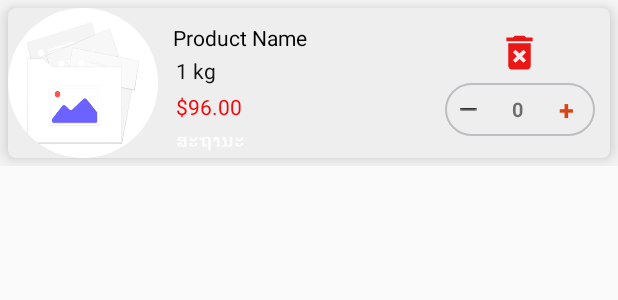
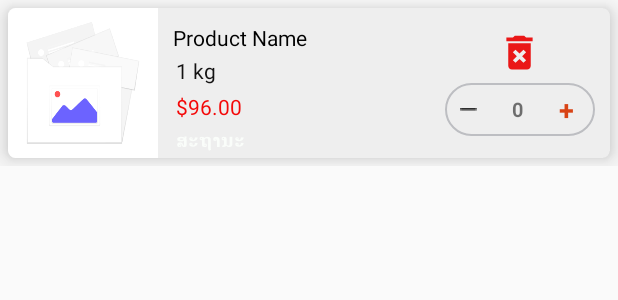
Before and after one commit to touyphongkeo/posposs, an Android app: the layout cart_product_item.xml on its own in the app's theme, with its tools: preview values and no code run, on a phone screen of 412 x 824 dp. Shown: the top 300 px of the screen. Run offline under Robolectric (Android 15) with nearby library versions, the phone set to English and light mode, and no system bars.

Commit message:
ມີການແກ້ໄຂ 01-03-2023

```diff
--- a/app/build.gradle
+++ b/app/build.gradle
@@ -2,7 +2,7 @@ apply plugin: 'com.android.application'
 
 android {
     compileSdkVersion 30
-    buildToolsVersion '29.0.3'
+    buildToolsVersion '30.0.3'
     defaultConfig {
         applicationId "com.app.pospos"
         minSdkVersion 23
--- a/app/src/main/java/com/app/pospos/HomeActivity.java
+++ b/app/src/main/java/com/app/pospos/HomeActivity.java
@@ -134,6 +134,8 @@ public class HomeActivity extends BaseActivity {
                 startActivity(intent);
             }
         });
+
+
 
         card_table.setOnClickListener(new View.OnClickListener() {
             @Override
--- a/app/src/main/java/com/app/pospos/adapter/CartAdapter.java
+++ b/app/src/main/java/com/app/pospos/adapter/CartAdapter.java
@@ -219,7 +219,7 @@ public class CartAdapter extends RecyclerView.Adapter<CartAdapter.MyViewHolder>
     public static class MyViewHolder extends RecyclerView.ViewHolder {
     TextView txt_item_name,txt_weight,txtQtyNumber,txtPlus,txt_minus,txt_price;
     ImageView img_delete;
-    CircleImageView cart_product_image;
+    ImageView cart_product_image;
     public MyViewHolder(View itemView) {
     super(itemView);
             txt_item_name = itemView.findViewById(R.id.txt_item_name);
--- a/app/src/main/java/com/app/pospos/adapter/CatgoryAdapter.java
+++ b/app/src/main/java/com/app/pospos/adapter/CatgoryAdapter.java
@@ -57,7 +57,7 @@ public class CatgoryAdapter extends RecyclerView.Adapter<CatgoryAdapter.MyViewHo
     @NonNull
     @Override
     public CatgoryAdapter.MyViewHolder onCreateViewHolder(@NonNull ViewGroup parent, int viewType) {
-        View view = LayoutInflater.from(parent.getContext()).inflate(R.layout.cartgory_item, parent, false);
+        View view = LayoutInflater.from(parent.getContext()).inflate(R.layout.category_item, parent, false);
         return new MyViewHolder(view);
     }
 
--- a/app/src/main/java/com/app/pospos/image/Get_imageshow.java
+++ b/app/src/main/java/com/app/pospos/image/Get_imageshow.java
@@ -20,6 +20,7 @@ import com.app.pospos.database.DatabaseAccess;
 import com.app.pospos.model.Product;
 import com.app.pospos.networking.ApiClient;
 import com.app.pospos.networking.ApiInterface;
+import com.app.pospos.pos.Pos2Activity;
 import com.app.pospos.pos.PosActivity;
 import com.app.pospos.utils.BaseActivity;
 import com.app.onlinesmartpos.R;
@@ -76,7 +77,7 @@ public class Get_imageshow extends BaseActivity {
         img_back.setOnClickListener(new View.OnClickListener() {
             @Override
             public void onClick(View view) {
-                Intent i = new Intent(Get_imageshow.this, PosActivity.class);
+                Intent i = new Intent(Get_imageshow.this, Pos2Activity.class);
                 startActivity(i);
             }
         });
--- a/app/src/main/java/com/app/pospos/pos/Pos2Activity.java
+++ b/app/src/main/java/com/app/pospos/pos/Pos2Activity.java
@@ -73,7 +73,9 @@ public class Pos2Activity extends BaseActivity {
 
         namess = findViewById(R.id.namess);
         img_back = findViewById(R.id.img_back);
-        namess.setText("ເລກໂຕະ: "  +Tbname);
+       // namess.setText("ເລກໂຕະ: "  +Tbname);
+        namess.setText("ຂາຍສີນຄ້າ: "  +Tbname);
+       // namess.setText("ເລກໂຕະ: ");
         table = findViewById(R.id.table);
         table.setText(SALE_BILL);
         mShimmerViewContainer = findViewById(R.id.shimmer_view_container);
--- a/app/src/main/java/com/app/pospos/pos/PosActivity.java
+++ b/app/src/main/java/com/app/pospos/pos/PosActivity.java
@@ -74,6 +74,7 @@ public class PosActivity extends BaseActivity {
         namess = findViewById(R.id.namess);
         img_back = findViewById(R.id.img_back);
         namess.setText("ຂາຍສີນຄ້າ: "  +Tbname);
+      //  namess.setText("ຂາຍສີນຄ້າ");
         table = findViewById(R.id.table);
         table.setText(currentDate+"XXX XXX");
         mShimmerViewContainer = findViewById(R.id.shimmer_view_container);
@@ -134,7 +135,7 @@ public class PosActivity extends BaseActivity {
 //====================================select product============================================================
         swipeToRefreshs.setOnRefreshListener(() -> {
             if (utils.isNetworkAvailable(PosActivity.this)) {
-                getProduct("");
+               getProduct("");
             } else{
                 Toasty.error(PosActivity.this, R.string.no_network_connection, Toast.LENGTH_SHORT).show();
             }
@@ -253,7 +254,6 @@ public class PosActivity extends BaseActivity {
 
     }//ກັບຄືນ
 
-
     //login method
 
     @Override
--- a/app/src/main/java/com/app/pospos/table/Mtable2Activity.java
+++ b/app/src/main/java/com/app/pospos/table/Mtable2Activity.java
@@ -71,7 +71,8 @@ public class Mtable2Activity extends BaseActivity {
         txtNoProducts.setVisibility(View.GONE);
         String currentDate = new SimpleDateFormat("dd-MM-yyyy", Locale.ENGLISH).format(new Date());
 
-        namess.setText("ລາຍການໂຕະ "+"ວັນທີ:"+currentDate);
+        //namess.setText("ລາຍການໂຕະ "+"ວັນທີ:"+currentDate);
+        namess.setText("ລາຍການໂຕະ ");
 
         img_back.setOnClickListener(new View.OnClickListener() {
             @Override
--- a/app/src/main/java/com/app/pospos/table/MtableActivity.java
+++ b/app/src/main/java/com/app/pospos/table/MtableActivity.java
@@ -45,7 +45,8 @@ public class MtableActivity extends BaseActivity {
         getSupportActionBar().setDisplayHomeAsUpEnabled(true);//for back button
         String currentDate = new SimpleDateFormat("dd-MM-yyyy", Locale.ENGLISH).format(new Date());
 
-        getSupportActionBar().setTitle("ລາຍການໂຕະ"+currentDate);
+      //  getSupportActionBar().setTitle("ລາຍການໂຕະ"+currentDate);
+        getSupportActionBar().setTitle("ລາຍການໂຕະ");
 
         mShimmerViewContainer = findViewById(R.id.shimmer_view_container);
         mSwipeRefreshLayout =findViewById(R.id.swipeToRefresh);
--- a/app/src/main/res/layout/activity_pos.xml
+++ b/app/src/main/res/layout/activity_pos.xml
@@ -91,10 +91,7 @@
                     android:textColor="@android:color/holo_red_light"
                     android:textSize="10sp" />
             </RelativeLayout>
-
         </LinearLayout>
-
-
     </LinearLayout>
 
 
--- a/app/src/main/res/layout/cart_product_item.xml
+++ b/app/src/main/res/layout/cart_product_item.xml
@@ -28,14 +28,16 @@
                 android:gravity="center"
                 android:orientation="vertical">
 
-                <de.hdodenhof.circleimageview.CircleImageView
+
+
+
+                <ImageView
                     android:id="@+id/cart_product_image"
                     android:layout_width="100dp"
                     android:layout_height="100dp"
-                    android:layout_weight="1"
-                    android:contentDescription="TODO"
-                    android:scaleType="centerCrop"
-                    app:srcCompat="@drawable/image_placeholder" />
+                    android:src="@drawable/image_placeholder"
+                    app:cardCornerRadius="1dp"
+                    app:cardElevation="0dp" />
             </LinearLayout>
 
             <LinearLayout
--- a/app/src/main/res/layout/pos2_product_item.xml
+++ b/app/src/main/res/layout/pos2_product_item.xml
@@ -77,7 +77,7 @@
                         android:layout_height="wrap_content"
                         android:gravity="center"
                         android:textColor="#F60707"
-                        android:text="0"
+                        android:text="1"
                         app:fontFamily="@font/sailec_regular" />
                     <LinearLayout
                         android:layout_width="wrap_content"
```
Also changed, not shown: app/src/main/res/layout/activity_pos2.xml (+29 -17 lines).
